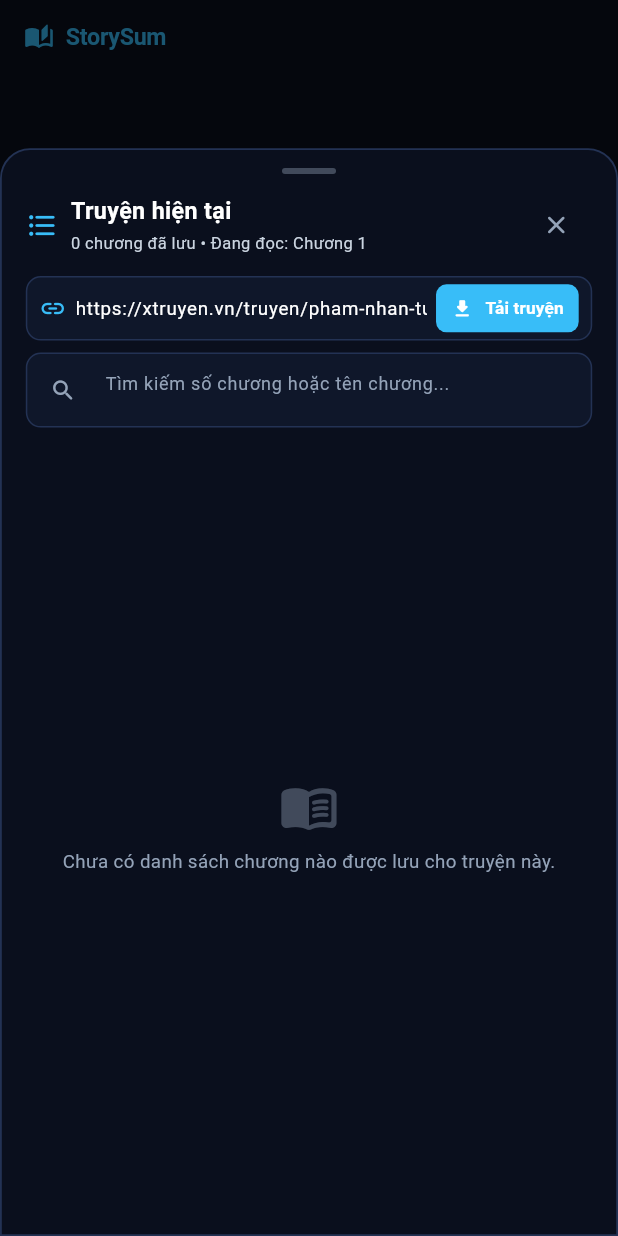
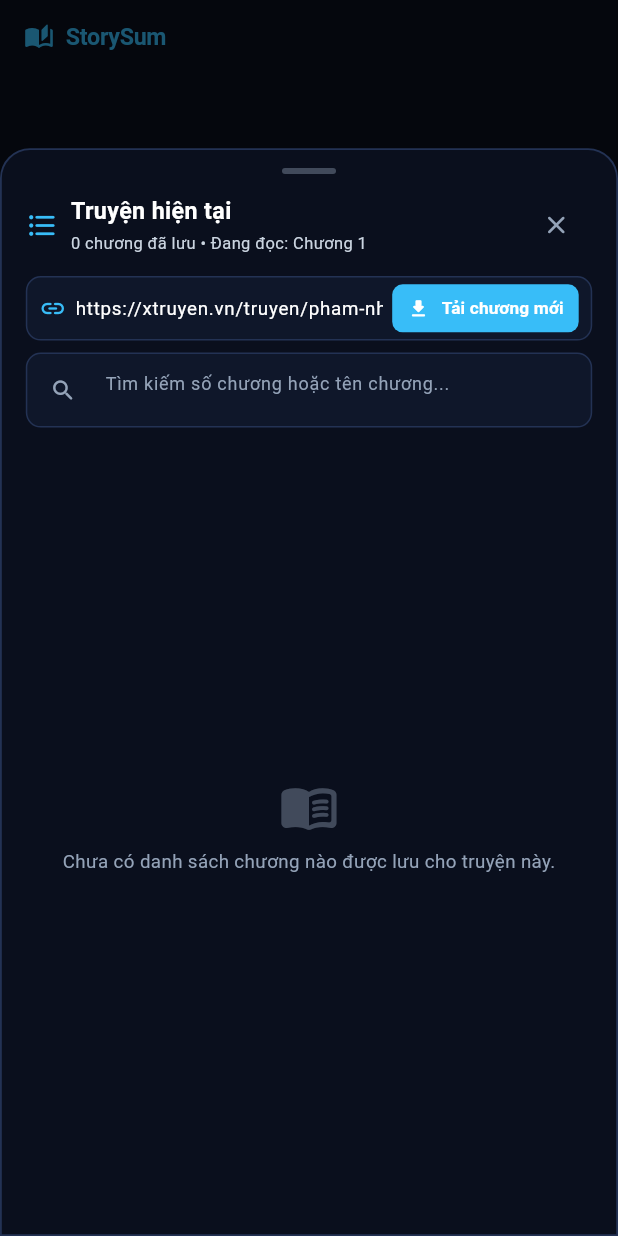
Before and after one commit to kandinz/StorySum, a Flutter app: the screen it shows after launch, item 2 of the bottom bar chosen, after a tap on the "format list bulleted" icon, on a phone screen of 412 x 824 dp. Run offline on Flutter 3.47's test engine with Material 3 defaults, Android fonts, the phone set to English and light mode, and no system bars; our stand-ins replace audio_service, file_picker, google_fonts, just_audio, permission_handler and 3 more; missing offline and left inert: dart:ffi, sherpa_onnx; accounts and stored records are empty.

Commit message:
release: v1.0.48 - update release APKs and code changes

```diff
--- a/lib/core/database/database_helper.dart
+++ b/lib/core/database/database_helper.dart
@@ -306,73 +306,103 @@ class DatabaseHelper {
 
   Future<List<SavedAudioItem>> getAllSavedAudios() async {
     final db = await database;
-    final result = await db.query(AppConstants.tableAudios, orderBy: 'created_at DESC');
+    // Tối ưu: Dùng một câu lệnh query LEFT JOIN duy nhất thay vì lặp N+1 queries
+    final rawList = await db.rawQuery('''
+      SELECT
+        a.id AS a_id,
+        a.title AS a_title,
+        a.story_title AS a_story_title,
+        a.chapter_number AS a_chapter_number,
+        a.audio_path AS a_audio_path,
+        a.summary_text AS a_summary_text,
+        a.duration_seconds AS a_duration_seconds,
+        a.file_size_bytes AS a_file_size_bytes,
+        a.voice_used AS a_voice_used,
+        a.created_at AS a_created_at,
+        a.last_played_sentence AS a_last_played_sentence,
+        a.last_played_summary_index AS a_last_played_summary_index,
+        a.last_played_content_index AS a_last_played_content_index,
+        a.last_played_source AS a_last_played_source,
+        a.last_played_at AS a_last_played_at,
+        c.id AS c_id,
+        c.chapter_title AS c_chapter_title,
+        c.content AS c_content,
+        c.last_played_sentence AS c_last_played_sentence,
+        c.last_played_summary_index AS c_last_played_summary_index,
+        c.last_played_content_index AS c_last_played_content_index,
+        c.last_played_source AS c_last_played_source,
+        c.last_played_at AS c_last_played_at
+      FROM ${AppConstants.tableAudios} a
+      LEFT JOIN ${AppConstants.tableChapters} c
+        ON a.chapter_number = c.chapter_number
+        AND (a.story_title = c.story_title OR a.story_title = '' OR c.story_title = '')
+      ORDER BY a.created_at DESC
+    ''');
+
     final items = <SavedAudioItem>[];
-    for (var json in result) {
-      final storyTitle = json['story_title'] as String? ?? '';
-      final chapterNumber = json['chapter_number'] is int
-          ? json['chapter_number'] as int
-          : int.tryParse(json['chapter_number']?.toString() ?? '0') ?? 0;
+    for (var row in rawList) {
+      final actualChapterTitle = row['c_chapter_title'] as String?;
+      final content = row['c_content'] as String?;
+      final chapterId = row['c_id'] as String?;
 
-      final chapters = await db.query(
-        AppConstants.tableChapters,
-        where: "chapter_number = ? AND (story_title = ? OR ? = '')",
-        whereArgs: [chapterNumber, storyTitle, storyTitle],
-        limit: 1,
-      );
-      String? content;
-      String? chapterId;
-      String? actualChapterTitle;
-      int lastPlayedSentence = json['last_played_sentence'] is int
-          ? json['last_played_sentence'] as int
-          : int.tryParse(json['last_played_sentence']?.toString() ?? '0') ?? 0;
-      int lastSummaryIdx = json['last_played_summary_index'] is int
-          ? json['last_played_summary_index'] as int
-          : int.tryParse(json['last_played_summary_index']?.toString() ?? '') ?? 0;
-      int lastContentIdx = json['last_played_content_index'] is int
-          ? json['last_played_content_index'] as int
-          : int.tryParse(json['last_played_content_index']?.toString() ?? '') ?? 0;
+      int lastPlayedSentence = row['a_last_played_sentence'] is int
+          ? row['a_last_played_sentence'] as int
+          : int.tryParse(row['a_last_played_sentence']?.toString() ?? '0') ?? 0;
+      int lastSummaryIdx = row['a_last_played_summary_index'] is int
+          ? row['a_last_played_summary_index'] as int
+          : int.tryParse(row['a_last_played_summary_index']?.toString() ?? '') ?? 0;
+      int lastContentIdx = row['a_last_played_content_index'] is int
+          ? row['a_last_played_content_index'] as int
+          : int.tryParse(row['a_last_played_content_index']?.toString() ?? '') ?? 0;
 
-      String lastPlayedSource = json['last_played_source']?.toString() ?? 'summary';
-      DateTime? lastPlayedAt = json['last_played_at'] != null
-          ? DateTime.tryParse(json['last_played_at'].toString())
+      String lastPlayedSource = row['a_last_played_source']?.toString() ?? 'summary';
+      DateTime? lastPlayedAt = row['a_last_played_at'] != null
+          ? DateTime.tryParse(row['a_last_played_at'].toString())
           : null;
 
-      if (chapters.isNotEmpty) {
-        content = chapters.first['content'] as String?;
-        chapterId = chapters.first['id'] as String?;
-        actualChapterTitle = chapters.first['chapter_title'] as String?;
-        if (lastPlayedSentence == 0 && chapters.first['last_played_sentence'] != null) {
-          lastPlayedSentence = chapters.first['last_played_sentence'] is int
-              ? chapters.first['last_played_sentence'] as int
-              : int.tryParse(chapters.first['last_played_sentence'].toString()) ?? 0;
+      if (chapterId != null) {
+        if (lastPlayedSentence == 0 && row['c_last_played_sentence'] != null) {
+          lastPlayedSentence = row['c_last_played_sentence'] is int
+              ? row['c_last_played_sentence'] as int
+              : int.tryParse(row['c_last_played_sentence'].toString()) ?? 0;
         }
-        if (lastSummaryIdx == 0 && chapters.first['last_played_summary_index'] != null) {
-          lastSummaryIdx = chapters.first['last_played_summary_index'] is int
-              ? chapters.first['last_played_summary_index'] as int
-              : int.tryParse(chapters.first['last_played_summary_index'].toString()) ?? 0;
+        if (lastSummaryIdx == 0 && row['c_last_played_summary_index'] != null) {
+          lastSummaryIdx = row['c_last_played_summary_index'] is int
+              ? row['c_last_played_summary_index'] as int
+              : int.tryParse(row['c_last_played_summary_index'].toString()) ?? 0;
         }
-        if (lastContentIdx == 0 && chapters.first['last_played_content_index'] != null) {
-          lastContentIdx = chapters.first['last_played_content_index'] is int
-              ? chapters.first['last_played_content_index'] as int
-              : int.tryParse(chapters.first['last_played_content_index'].toString()) ?? 0;
+        if (lastContentIdx == 0 && row['c_last_played_content_index'] != null) {
+          lastContentIdx = row['c_last_played_content_index'] is int
+              ? row['c_last_played_content_index'] as int
+              : int.tryParse(row['c_last_played_content_index'].toString()) ?? 0;
         }
-        if (chapters.first['last_played_source'] != null) {
-          lastPlayedSource = chapters.first['last_played_source'].toString();
+        if (row['c_last_played_source'] != null) {
+          lastPlayedSource = row['c_last_played_source'].toString();
         }
-        if (lastPlayedAt == null && chapters.first['last_played_at'] != null) {
-          lastPlayedAt = DateTime.tryParse(chapters.first['last_played_at'].toString());
+        if (lastPlayedAt == null && row['c_last_played_at'] != null) {
+          lastPlayedAt = DateTime.tryParse(row['c_last_played_at'].toString());
         }
       }
-      var mapData = Map<String, dynamic>.from(json);
-      if (actualChapterTitle != null && actualChapterTitle.isNotEmpty) {
-        mapData['title'] = actualChapterTitle;
-      }
-      mapData['last_played_sentence'] = lastPlayedSentence;
-      mapData['last_played_summary_index'] = lastSummaryIdx;
-      mapData['last_played_content_index'] = lastContentIdx;
-      mapData['last_played_source'] = lastPlayedSource;
-      mapData['last_played_at'] = lastPlayedAt?.toIso8601String();
+
+      final mapData = <String, dynamic>{
+        'id': row['a_id'],
+        'title': (actualChapterTitle != null && actualChapterTitle.isNotEmpty)
+            ? actualChapterTitle
+            : (row['a_title'] ?? 'Audio không tên'),
+        'story_title': row['a_story_title'] ?? '',
+        'chapter_number': row['a_chapter_number'],
+        'audio_path': row['a_audio_path'] ?? '',
+        'summary_text': row['a_summary_text'],
+        'duration_seconds': row['a_duration_seconds'],
+        'file_size_bytes': row['a_file_size_bytes'],
+        'voice_used': row['a_voice_used'],
+        'created_at': row['a_created_at'],
+        'last_played_sentence': lastPlayedSentence,
+        'last_played_summary_index': lastSummaryIdx,
+        'last_played_content_index': lastContentIdx,
+        'last_played_source': lastPlayedSource,
+        'last_played_at': lastPlayedAt?.toIso8601String(),
+      };
 
       items.add(SavedAudioItem.fromMap(mapData, content: content, chapterId: chapterId));
     }
--- a/lib/services/crawler_service.dart
+++ b/lib/services/crawler_service.dart
@@ -7,6 +7,8 @@ import '../models/chapter_model.dart';
 import '../core/utils/text_normalizer.dart';
 
 class CrawlerService {
+  final http.Client _httpClient = http.Client();
+
   final Map<String, String> _headers = {
     'User-Agent':
         'Mozilla/5.0 (Windows NT 10.0; Win64; x64) AppleWebKit/537.36 (KHTML, like Gecko) Chrome/122.0.0.0 Safari/537.36',
@@ -55,9 +57,9 @@ class CrawlerService {
       if (customHeaders != null) ...customHeaders,
     };
 
-    // 1. Thử tải qua HTTP thông thường
+    // 1. Thử tải qua HTTP thông thường với Connection Keep-Alive
     try {
-      final response = await http
+      final response = await _httpClient
           .get(uri, headers: mergedHeaders)
           .timeout(const Duration(seconds: 12));
       if (response.statusCode == 200) {
--- a/lib/views/widgets/chapter_list_modal.dart
+++ b/lib/views/widgets/chapter_list_modal.dart
@@ -217,7 +217,7 @@ class _ChapterListModalState extends State<ChapterListModal> {
             ],
           ),
 
-          // Status bar tải ngầm nếu đang chạy
+          // Status bar tải nếu đang chạy
           if (isCrawlingThisStory) ...[
             const SizedBox(height: 8),
             Container(
@@ -240,7 +240,7 @@ class _ChapterListModalState extends State<ChapterListModal> {
                   const SizedBox(width: 8),
                   Expanded(
                     child: Text(
-                      'Đang tải ngầm: Chương ${appState.bgCrawlCurrentChapter} (Đã nạp ${appState.bgCrawlSuccessCount} chương)...',
+                      'Đang tải: Chương ${appState.bgCrawlCurrentChapter} (Đã nạp ${appState.bgCrawlSuccessCount} chương)...',
                       style: TextStyle(
                         fontSize: 11.5,
                         fontWeight: FontWeight.w500,
@@ -250,20 +250,6 @@ class _ChapterListModalState extends State<ChapterListModal> {
                       overflow: TextOverflow.ellipsis,
                     ),
                   ),
-                  InkWell(
-                    onTap: () => appState.stopBackgroundCrawl(),
-                    child: Padding(
-                      padding: const EdgeInsets.symmetric(horizontal: 4, vertical: 2),
-                      child: Text(
-                        'Dừng',
-                        style: TextStyle(
-                          fontSize: 11,
-                          fontWeight: FontWeight.bold,
-                          color: Colors.redAccent,
-                        ),
-                      ),
-                    ),
-                  ),
                 ],
               ),
             ),
@@ -271,7 +257,7 @@ class _ChapterListModalState extends State<ChapterListModal> {
 
           const SizedBox(height: 10),
 
-          // Ô nhập Link truyện & Nút Tải truyện (để tiếp tục tải các chương còn thiếu)
+          // Ô nhập Link truyện & Nút Tải chương mới (để tiếp tục tải các chương còn thiếu)
           Container(
             decoration: BoxDecoration(
               color: colors.cardBackground,
@@ -312,7 +298,7 @@ class _ChapterListModalState extends State<ChapterListModal> {
                       size: 15,
                     ),
                     label: Text(
-                      isCrawlingThisStory ? 'Dừng tải' : 'Tải truyện',
+                      isCrawlingThisStory ? 'Dừng tải' : 'Tải chương mới',
                       style: const TextStyle(fontSize: 11.5, fontWeight: FontWeight.bold),
                     ),
                     onPressed: () async {
--- a/pubspec.yaml
+++ b/pubspec.yaml
@@ -1,7 +1,7 @@
 name: app_story
 description: "StorySum - Story Crawler, AI Summary & TTS Audio Application for Android (Ktool Inspired)"
 publish_to: 'none'
-version: 1.0.47+48
+version: 1.0.48+49
 
 
 
```
Also changed, not shown: lib/providers/app_state_provider.dart (+142 -64 lines), lib/services/story_import_service.dart (+100 -40 lines).
